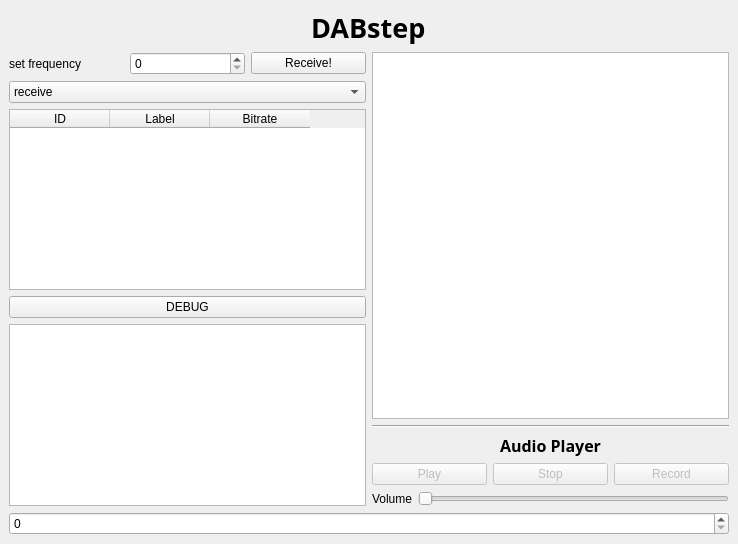
The window that python/GUI/user_frontend.ui (rubund/gr-dab) describes before a commit, drawn with Qt 5.
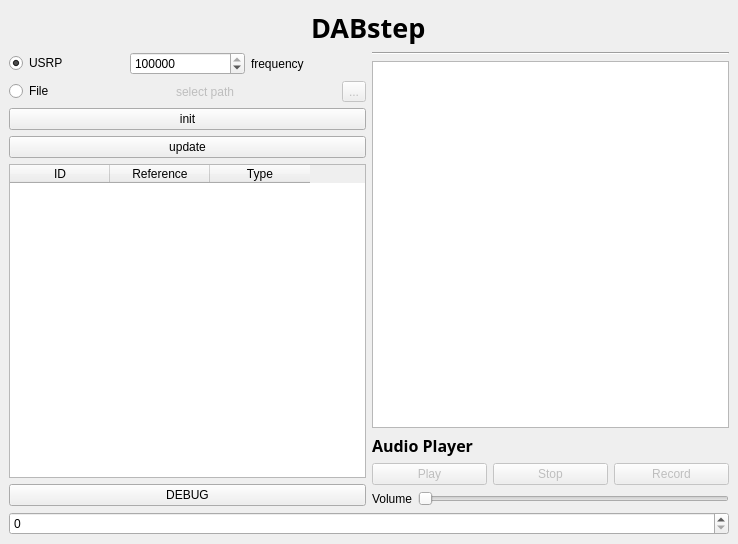
The same window after the commit.

Commit message: GUI: get fic data over json and process it

Diff of the .ui file:
```diff
--- a/python/GUI/user_frontend.ui
+++ b/python/GUI/user_frontend.ui
@@ -39,11 +39,17 @@
       <item>
        <layout class="QVBoxLayout" name="verticalLayout_6">
         <item>
-         <layout class="QHBoxLayout" name="horizontalLayout_3">
+         <layout class="QHBoxLayout" name="horizontalLayout">
           <item>
-           <widget class="QLabel" name="label">
+           <widget class="QRadioButton" name="rbtn_USRP">
             <property name="text">
-             <string>set frequency</string>
+             <string>USRP</string>
+            </property>
+            <property name="checked">
+             <bool>true</bool>
+            </property>
+            <property name="autoRepeat">
+             <bool>false</bool>
             </property>
            </widget>
           </item>
@@ -52,29 +58,67 @@
             <property name="maximum">
              <number>1000000000</number>
             </property>
+            <property name="value">
+             <number>208064000</number>
+            </property>
            </widget>
           </item>
           <item>
-           <widget class="QPushButton" name="btn_receive">
+           <widget class="QLabel" name="label_frequency">
             <property name="text">
-             <string>Receive!</string>
+             <string>frequency</string>
             </property>
            </widget>
           </item>
          </layout>
         </item>
         <item>
-         <widget class="QComboBox" name="comboBox">
+         <layout class="QHBoxLayout" name="horizontalLayout_6">
           <item>
-           <property name="text">
-            <string>receive</string>
-           </property>
+           <widget class="QRadioButton" name="rbtn_File">
+            <property name="text">
+             <string>File</string>
+            </property>
+           </widget>
           </item>
           <item>
-           <property name="text">
-            <string>transmit</string>
-           </property>
+           <widget class="QLabel" name="label_path">
+            <property name="enabled">
+             <bool>false</bool>
+            </property>
+            <property name="text">
+             <string>select path</string>
+            </property>
+           </widget>
           </item>
+          <item>
+           <widget class="QToolButton" name="btn_file_path">
+            <property name="enabled">
+             <bool>false</bool>
+            </property>
+            <property name="text">
+             <string>...</string>
+            </property>
+           </widget>
+          </item>
+         </layout>
+        </item>
+        <item>
+         <layout class="QHBoxLayout" name="horizontalLayout_3">
+          <item>
+           <widget class="QPushButton" name="btn_init">
+            <property name="text">
+             <string>init</string>
+            </property>
+           </widget>
+          </item>
+         </layout>
+        </item>
+        <item>
+         <widget class="QPushButton" name="btn_update_info">
+          <property name="text">
+           <string>update</string>
+          </property>
          </widget>
         </item>
         <item>
@@ -86,12 +130,12 @@
           </column>
           <column>
            <property name="text">
-            <string>Label</string>
+            <string>Reference</string>
            </property>
           </column>
           <column>
            <property name="text">
-            <string>Bitrate</string>
+            <string>Type</string>
            </property>
           </column>
          </widget>
@@ -103,16 +147,10 @@
           </property>
          </widget>
         </item>
-        <item>
-         <widget class="QListWidget" name="listWidget"/>
-        </item>
        </layout>
       </item>
       <item>
        <layout class="QVBoxLayout" name="verticalLayout_7">
-        <item>
-         <widget class="QTextBrowser" name="textBrowser"/>
-        </item>
         <item>
          <widget class="Line" name="line">
           <property name="orientation">
@@ -120,7 +158,10 @@
           </property>
          </widget>
         </item>
-        <item alignment="Qt::AlignHCenter">
+        <item>
+         <widget class="QPlainTextEdit" name="txt_info"/>
+        </item>
+        <item>
          <widget class="QLabel" name="label_2">
           <property name="font">
            <font>
```
The commit also changes 7 other files.
